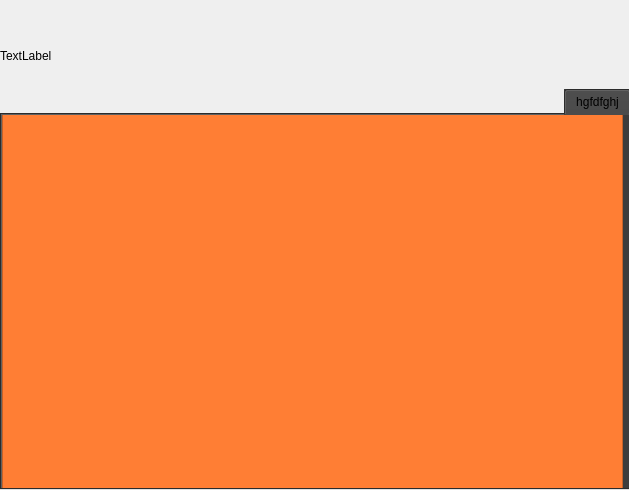
This is restaurantMenu.ui in pooratho/FOOD as Qt 5 draws it before an edit. The edited form follows.
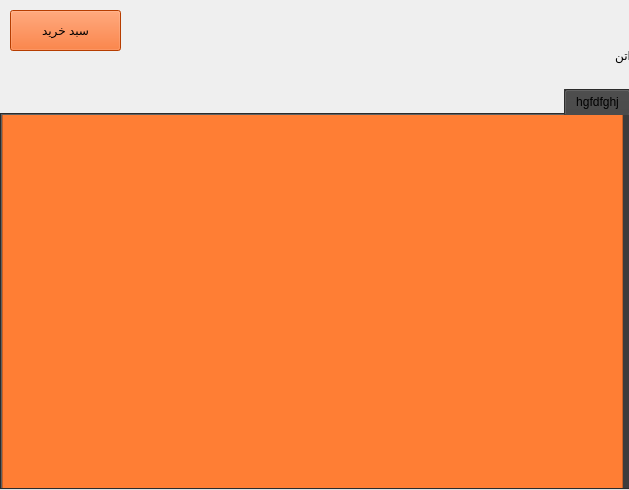
This is the edited form. Icons and pictures are not drawn.

Commit message: add go to cart push button for restaurant menu

The edit to the form file:
```diff
--- a/restaurantMenu.ui
+++ b/restaurantMenu.ui
@@ -63,9 +63,9 @@
   <widget class="QLabel" name="label">
    <property name="geometry">
     <rect>
-     <x>0</x>
+     <x>130</x>
      <y>5</y>
-     <width>631</width>
+     <width>501</width>
      <height>101</height>
     </rect>
    </property>
@@ -77,7 +77,24 @@
 color: rgb(0, 0, 0);</string>
    </property>
    <property name="text">
-    <string>TextLabel</string>
+    <string>اتن</string>
+   </property>
+  </widget>
+  <widget class="QPushButton" name="pushButton">
+   <property name="geometry">
+    <rect>
+     <x>10</x>
+     <y>10</y>
+     <width>111</width>
+     <height>41</height>
+    </rect>
+   </property>
+   <property name="styleSheet">
+    <string notr="true">background-color: rgb(255, 85, 0);
+font: 10pt &quot;B Farnaz&quot;;</string>
+   </property>
+   <property name="text">
+    <string>سبد خرید</string>
    </property>
   </widget>
   <widget class="QWidget" name="widget_2" native="true">
```
Left out of the diff: 1 changed line with no effect on the pictures.
